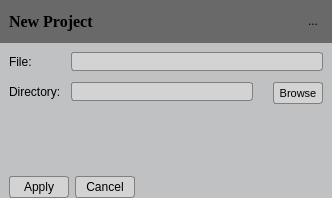
This is Dev/OSG/Src/SceneEditor/libSceneEditor/PopUpGUIs/VRNewProject_GUI.ui in octaviansoldea/VRShop as Qt 5 draws it before an edit. The edited form follows.
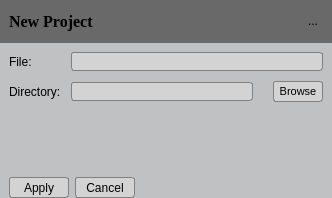
This is the edited form. Icons and pictures are not drawn.

What changed in the file:
```diff
--- a/Dev/OSG/Src/SceneEditor/libSceneEditor/PopUpGUIs/VRNewProject_GUI.ui
+++ b/Dev/OSG/Src/SceneEditor/libSceneEditor/PopUpGUIs/VRNewProject_GUI.ui
@@ -38,52 +38,20 @@
 
 /*	Push button*/
 QPushButton {
-	min-height: 20px;
-	border: 1px solid gray;
-	border-radius: 3px;
-	background-color: lightgray;
-	selection-background-color: gray;
-}
-
-QPushButton:hover {
-	background-color: gray;
-	border-radius: 3px;
-}
-
-
-/*Combo box*/
-QComboBox {
 	min-height: 19px;
-	background-color: lightgray;
-	selection-background-color: gray;
-	padding-left: 4px;
+	max-height: 19px;
 	border: 1px solid gray;
-}
-
-QComboBox::down-arrow {
-	image: url(C:/Projekti/arrow_down.png);
-    width: 10px;
-    height: 10px;
-}
-
-QComboBox::drop-down {
-	border: 0px;
-    subcontrol-position: top right;
-    width: 15px;
-}
-
-QComboBox QAbstractItemView {
-	border: 1px solid black;
+	border-radius: 3px;
 	background-color: lightgray;
 	selection-background-color: gray;
 }
 
-
-QComboBox:hover {
+QPushButton:hover {
 	background-color: gray;
 }
 
 
+
 /*Tool button*/
 QToolButton {
 	max-width: 20px;
@@ -239,13 +207,13 @@
          <property name="minimumSize">
           <size>
            <width>50</width>
-           <height>22</height>
+           <height>21</height>
           </size>
          </property>
          <property name="maximumSize">
           <size>
            <width>16777215</width>
-           <height>19</height>
+           <height>21</height>
           </size>
          </property>
          <property name="font">
@@ -284,7 +252,7 @@
          <property name="minimumSize">
           <size>
            <width>60</width>
-           <height>22</height>
+           <height>21</height>
           </size>
          </property>
          <property name="maximumSize">
@@ -309,7 +277,7 @@
          <property name="minimumSize">
           <size>
            <width>60</width>
-           <height>22</height>
+           <height>21</height>
           </size>
          </property>
          <property name="maximumSize">
```
Left out of the diff: 1 changed line with no effect on the pictures.
